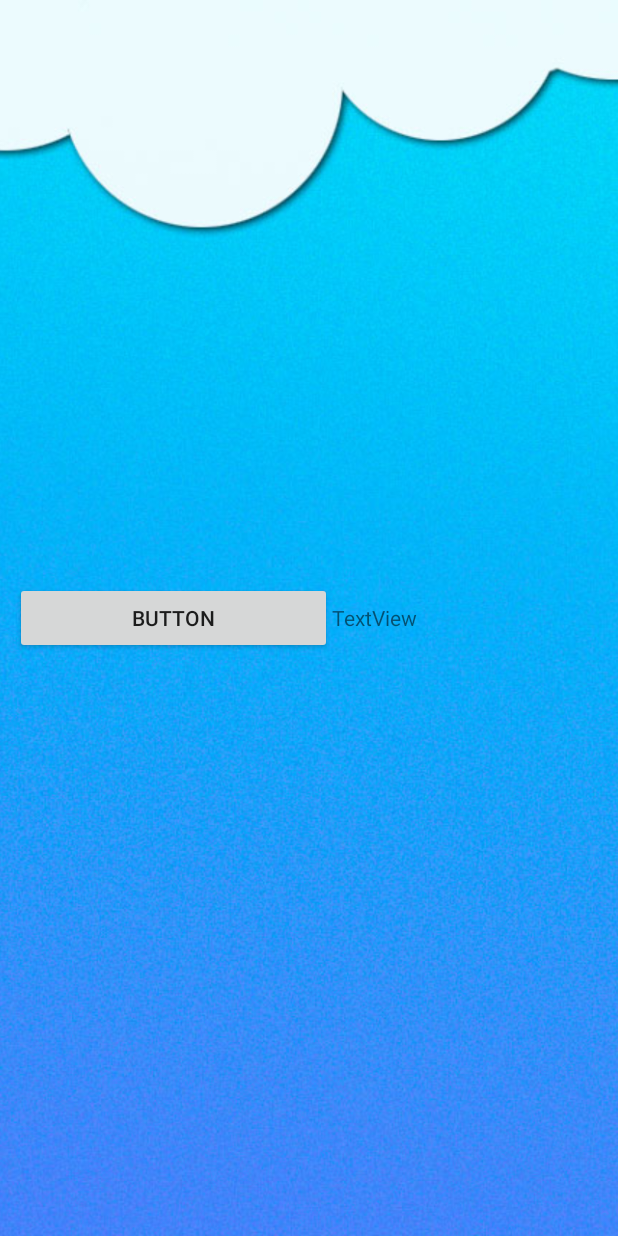
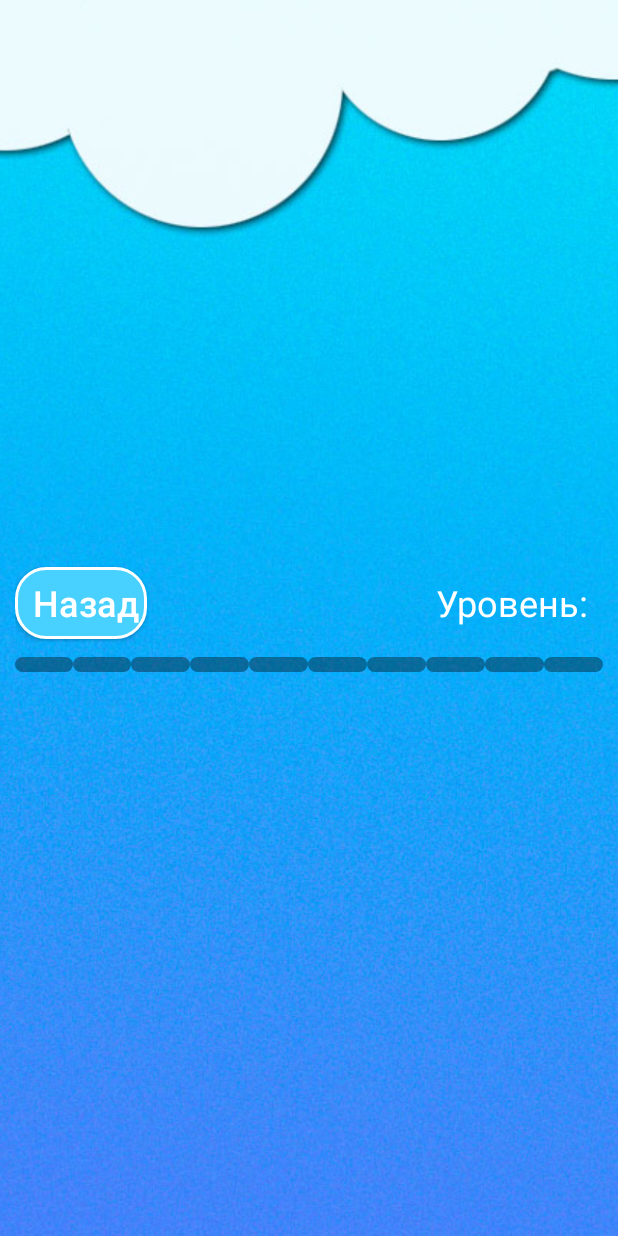
Before and after one commit to rodionGra/Proekt_Quiz_Game, an Android app: the Level1 screen opened directly, with no data from a screen before it, on a phone screen of 412 x 824 dp. Run offline under Robolectric (Android 15) with nearby library versions, the phone set to English and light mode, and no system bars.

Commit message:
Working on level style
Button style back works. Added progress bar

```diff
--- a/app/build.gradle
+++ b/app/build.gradle
@@ -22,6 +22,7 @@
     }
 }
 
+
 dependencies {
     implementation fileTree(dir: "libs", include: ["*.jar"])
     implementation 'com.android.support:appcompat-v7:28.0.0'
--- /dev/null
+++ b/app/src/main/res/drawable/button_stroke_white_press_blue.xml
@@ -0,0 +1,10 @@
+<?xml version="1.0" encoding="utf-8"?>
+<selector xmlns:android="http://schemas.android.com/apk/res/android">
+
+    <item android:state_pressed="true"
+        android:drawable="@drawable/style_btn_white"/>
+
+    <item android:state_pressed="false"
+        android:drawable="@drawable/style_btn_white_blue_press"/>
+
+</selector>
--- /dev/null
+++ b/app/src/main/res/drawable/style_btn_white.xml
@@ -0,0 +1,5 @@
+<?xml version="1.0" encoding="utf-8"?>
+<shape xmlns:android="http://schemas.android.com/apk/res/android">
+    <stroke android:width="2dp" android:color="@color/white"/>
+    <corners android:radius="20dp"/>
+</shape>
--- /dev/null
+++ b/app/src/main/res/drawable/style_btn_white_blue_press.xml
@@ -0,0 +1,6 @@
+<?xml version="1.0" encoding="utf-8"?>
+<shape xmlns:android="http://schemas.android.com/apk/res/android">
+    <stroke android:width="2dp" android:color="@color/white"/>
+    <corners android:radius="20dp"/>
+    <solid android:color="@color/blue"/>
+</shape>
--- /dev/null
+++ b/app/src/main/res/drawable/style_points.xml
@@ -0,0 +1,5 @@
+<?xml version="1.0" encoding="utf-8"?>
+<shape xmlns:android="http://schemas.android.com/apk/res/android">
+    <corners android:radius="8dp"/>
+    <solid android:color="@color/black60"/>
+</shape>
--- a/app/src/main/res/layout/universal.xml
+++ b/app/src/main/res/layout/universal.xml
@@ -34,18 +34,99 @@
                 android:orientation="horizontal">
 
                 <Button
-                    android:id="@+id/button"
+                    android:id="@+id/button_back"
                     android:layout_width="wrap_content"
                     android:layout_height="wrap_content"
-                    android:layout_weight="1"
-                    android:text="Button" />
+                    android:background="@drawable/button_stroke_white_press_blue"
+                    android:layout_marginRight="10dp"
+                    android:text="@string/back"
+                    android:textSize="24sp"
+                    android:paddingLeft="5dp"
+                    android:paddingRight="5dp"
+                    android:textAllCaps="false"
+                    android:textColor="@color/white"/>
 
                 <TextView
                     android:id="@+id/text_levels"
                     android:layout_width="wrap_content"
                     android:layout_height="wrap_content"
                     android:layout_weight="1"
-                    android:text="TextView" />
+                    android:text="@string/level"
+                    android:textSize="24sp"
+                    android:textColor="@color/white"
+                    android:gravity="right"
+                    android:padding="10dp"
+                    />
+            </LinearLayout>
+
+            <LinearLayout
+                android:id="@+id/line2"
+                android:layout_width="match_parent"
+                android:layout_height="wrap_content"
+                android:orientation="horizontal"
+                android:layout_marginTop="10dp">
+
+                <TextView
+                    android:id="@+id/point1"
+                    android:layout_width="wrap_content"
+                    android:layout_height="10dp"
+                    android:layout_weight="1"
+                    android:background="@drawable/style_points" />
+                <TextView
+                    android:id="@+id/point2"
+                    android:layout_width="wrap_content"
+                    android:layout_height="10dp"
+                    android:layout_weight="1"
+                    android:background="@drawable/style_points" />
+                <TextView
+                    android:id="@+id/point3"
+                    android:layout_width="wrap_content"
+                    android:layout_height="10dp"
+                    android:layout_weight="1"
+                    android:background="@drawable/style_points" />
+                <TextView
+                    android:id="@+id/point4"
+                    android:layout_width="wrap_content"
+                    android:layout_height="10dp"
+                    android:layout_weight="1"
+                    android:background="@drawable/style_points" />
+                <TextView
+                    android:id="@+id/point5"
+                    android:layout_width="wrap_content"
+                    android:layout_height="10dp"
+                    android:layout_weight="1"
+                    android:background="@drawable/style_points" />
+                <TextView
+                    android:id="@+id/point6"
+                    android:layout_width="wrap_content"
+                    android:layout_height="10dp"
+                    android:layout_weight="1"
+                    android:background="@drawable/style_points" />
+                <TextView
+                    android:id="@+id/point7"
+                    android:layout_width="wrap_content"
+                    android:layout_height="10dp"
+                    android:layout_weight="1"
+                    android:background="@drawable/style_points" />
+                <TextView
+                    android:id="@+id/point8"
+                    android:layout_width="wrap_content"
+                    android:layout_height="10dp"
+                    android:layout_weight="1"
+                    android:background="@drawable/style_points" />
+                <TextView
+                    android:id="@+id/point9"
+                    android:layout_width="wrap_content"
+                    android:layout_height="10dp"
+                    android:layout_weight="1"
+                    android:background="@drawable/style_points" />
+                <TextView
+                    android:id="@+id/point10"
+                    android:layout_width="wrap_content"
+                    android:layout_height="10dp"
+                    android:layout_weight="1"
+                    android:background="@drawable/style_points" />
+
             </LinearLayout>
         </LinearLayout>
 
--- a/app/src/main/res/values/strings.xml
+++ b/app/src/main/res/values/strings.xml
@@ -2,4 +2,5 @@
     <string name="app_name">Quiz</string>
     <string name="start">Начать</string>
     <string name="back">" Назад"</string>
+    <string name="level">Уровень:</string>
 </resources>
```
Also changed, not shown: 1 other file.
